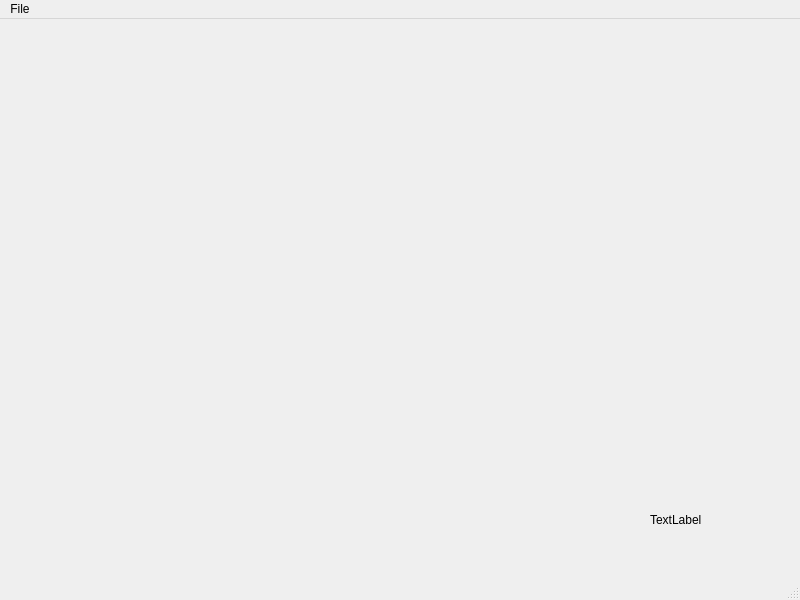
The window that mainwindow.ui (vstrah00/OOPseminar) describes before a commit, drawn with Qt 5.
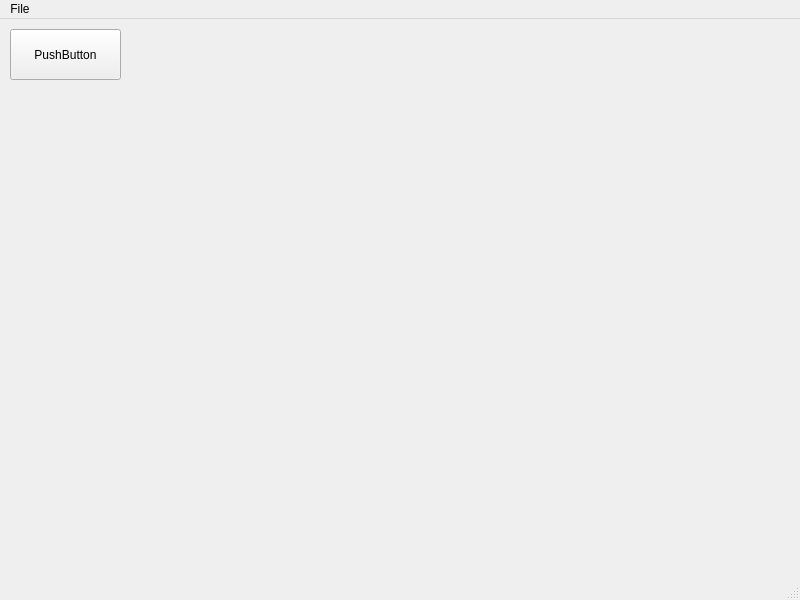
The same window after the commit.

```diff
--- a/mainwindow.ui
+++ b/mainwindow.ui
@@ -14,17 +14,17 @@
    <string>MainWindow</string>
   </property>
   <widget class="QWidget" name="centralwidget">
-   <widget class="QLabel" name="label">
+   <widget class="QPushButton" name="pushButton">
     <property name="geometry">
      <rect>
-      <x>650</x>
-      <y>490</y>
+      <x>10</x>
+      <y>10</y>
       <width>111</width>
-      <height>21</height>
+      <height>51</height>
      </rect>
     </property>
     <property name="text">
-     <string>TextLabel</string>
+     <string>PushButton</string>
     </property>
    </widget>
   </widget>
```
Left out of the diff: 6 changed lines with no effect on the pictures.
